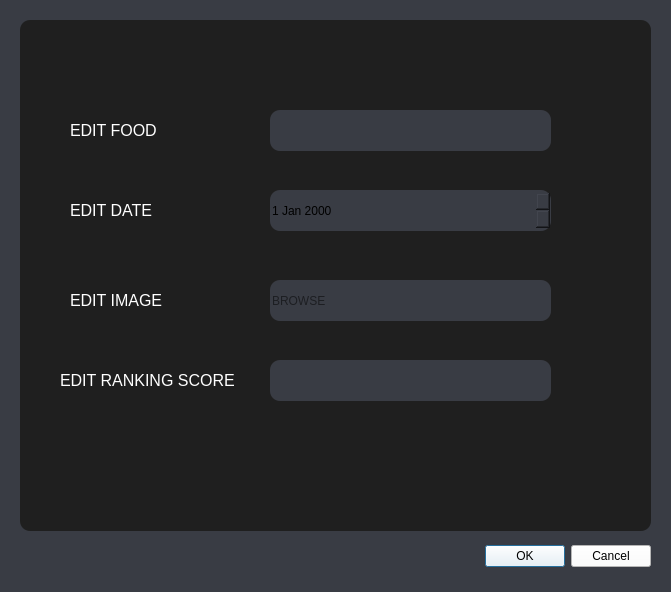
First picture: the form in ui/edit.ui, repository TranThaiHungXiKe/pti, before the edit.
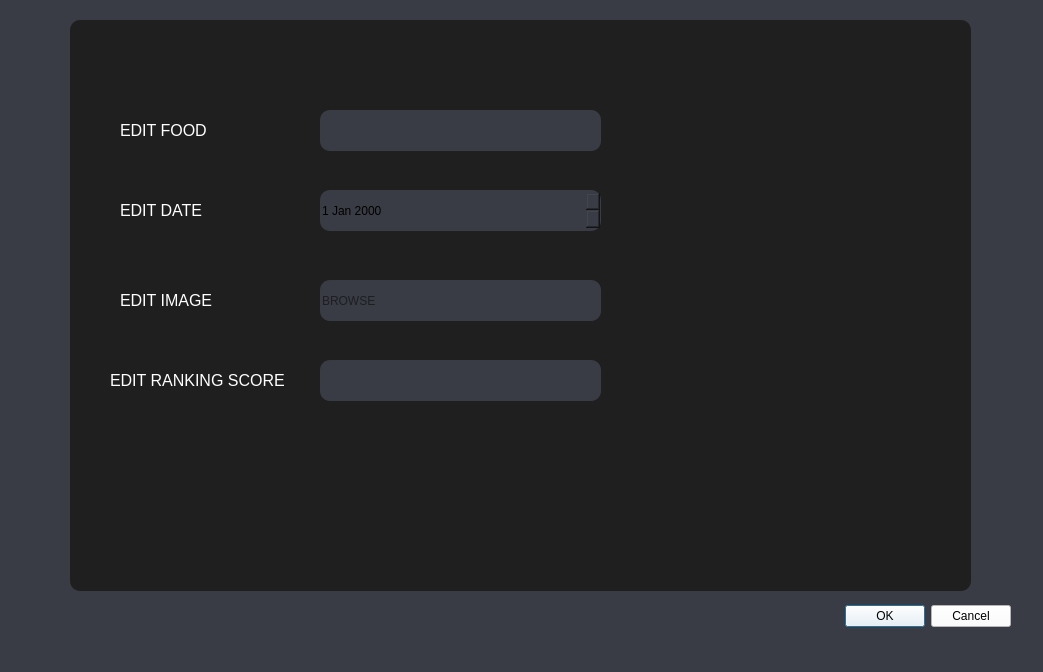
Second picture: the form after the edit. Icons and pictures are not drawn.

```diff
--- a/ui/edit.ui
+++ b/ui/edit.ui
@@ -6,8 +6,8 @@
    <rect>
     <x>0</x>
     <y>0</y>
-    <width>671</width>
-    <height>592</height>
+    <width>1043</width>
+    <height>672</height>
    </rect>
   </property>
   <property name="windowTitle">
@@ -19,8 +19,8 @@
   <widget class="QDialogButtonBox" name="buttonBox">
    <property name="geometry">
     <rect>
-     <x>440</x>
-     <y>540</y>
+     <x>800</x>
+     <y>600</y>
      <width>211</width>
      <height>32</height>
     </rect>
@@ -38,10 +38,10 @@
   <widget class="QWidget" name="widget_2" native="true">
    <property name="geometry">
     <rect>
-     <x>20</x>
+     <x>70</x>
      <y>20</y>
-     <width>631</width>
-     <height>511</height>
+     <width>901</width>
+     <height>571</height>
     </rect>
    </property>
    <property name="styleSheet">
@@ -109,7 +109,7 @@
      <rect>
       <x>50</x>
       <y>170</y>
-      <width>91</width>
+      <width>121</width>
       <height>41</height>
      </rect>
     </property>
@@ -209,6 +209,19 @@
      <string notr="true">background-color: rgb(57, 60, 68)</string>
     </property>
    </widget>
+   <widget class="Line" name="line">
+    <property name="geometry">
+     <rect>
+      <x>50</x>
+      <y>530</y>
+      <width>118</width>
+      <height>3</height>
+     </rect>
+    </property>
+    <property name="orientation">
+     <enum>Qt::Horizontal</enum>
+    </property>
+   </widget>
   </widget>
  </widget>
  <resources/>
```
Left out of the diff: 8 changed lines with no effect on the pictures.
